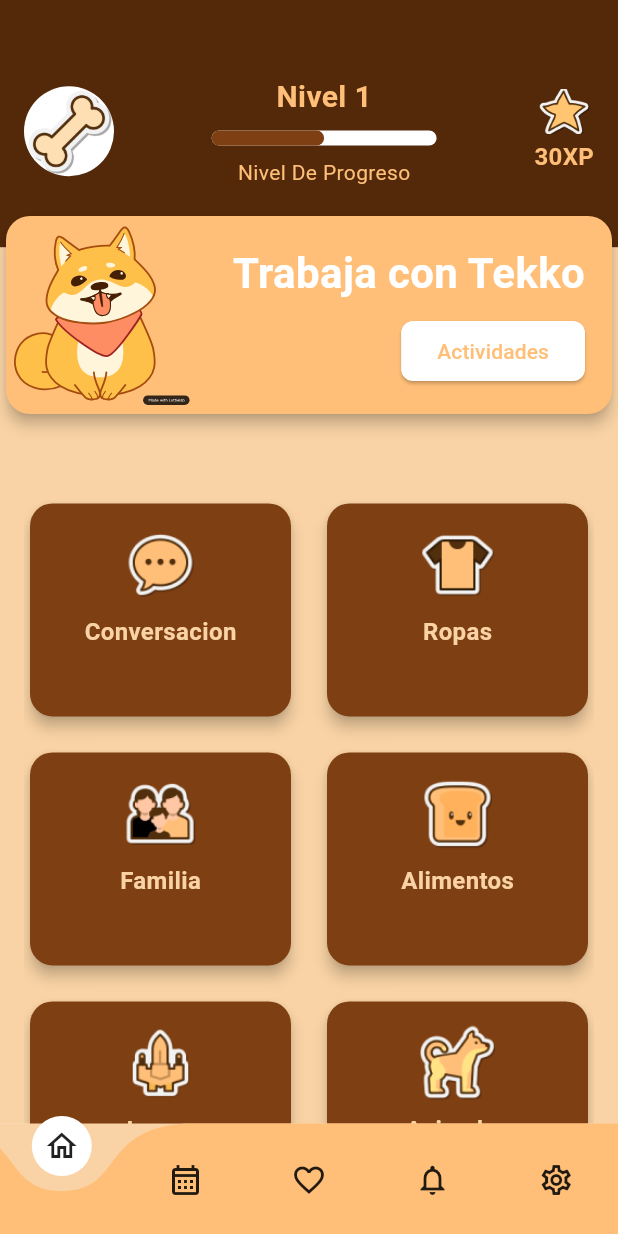
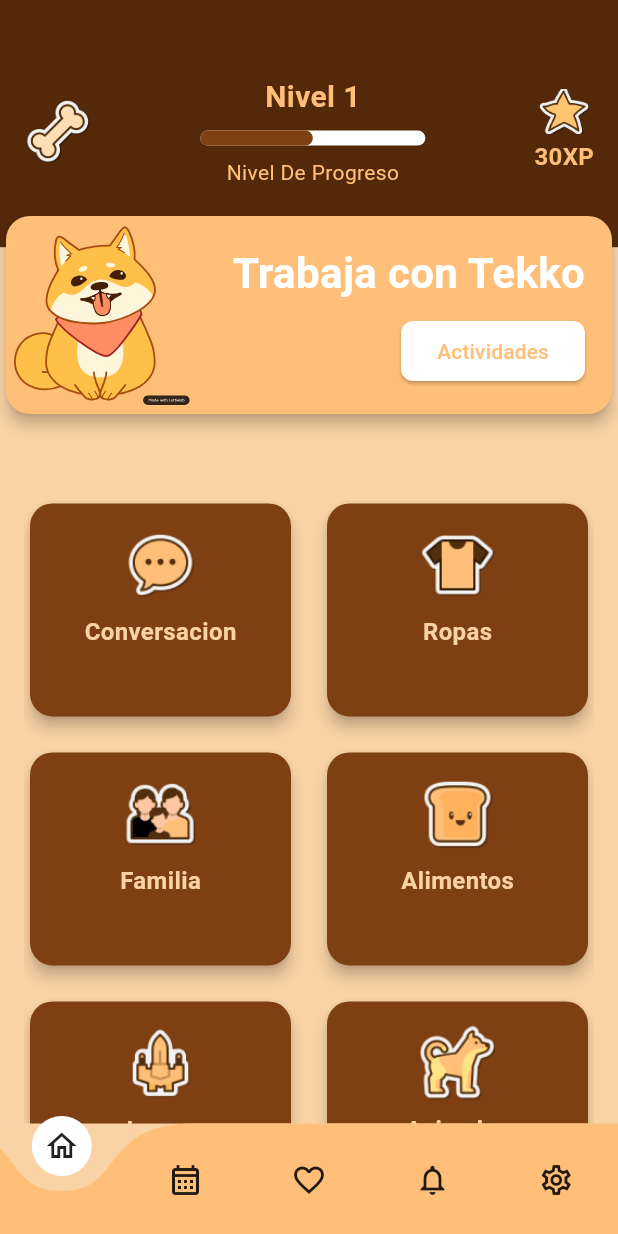
Before and after one commit to tobias-tj/TekkoApp, a Flutter app: the HomePage screen opened by its route, on a phone screen of 412 x 824 dp. Run offline on Flutter 3.47's test engine with Material 3 defaults, Android fonts, the phone set to English and light mode, and no system bars; drawn by our look-alikes of curved_navigation_bar; our stand-ins replace audioplayers, go_router, lottie, shared_preferences; missing offline and left inert: flame; accounts and stored records are empty.

Commit message:
Se completa primera version de Home

```diff
--- /dev/null
+++ b/lib/components/profile_icon_manager.dart
@@ -0,0 +1,15 @@
+import 'package:shared_preferences/shared_preferences.dart';
+
+class ProfileIconManager {
+  static const String _key = "selected_profile_icon";
+
+  static Future<void> saveSelectedIcon(String iconPath) async {
+    final prefs = await SharedPreferences.getInstance();
+    await prefs.setString(_key, iconPath);
+  }
+
+  static Future<String> getSelectedIcon() async {
+    final prefs = await SharedPreferences.getInstance();
+    return prefs.getString(_key) ?? 'assets/images/iconProfile.png';
+  }
+}
--- a/lib/components/top_custom_background.dart
+++ b/lib/components/top_custom_background.dart
@@ -1,9 +1,37 @@
 import 'package:flutter/material.dart';
 import 'package:tekko/components/dialog_home.dart';
+import 'package:tekko/components/profile_icon_manager.dart';
 import 'package:tekko/styles/app_colors.dart';
 
-class TopCustomBackground extends StatelessWidget {
+class TopCustomBackground extends StatefulWidget {
   const TopCustomBackground({super.key});
+
+  @override
+  State<TopCustomBackground> createState() => _TopCustomBackgroundState();
+}
+
+class _TopCustomBackgroundState extends State<TopCustomBackground> {
+  String _selectedIcon = 'assets/images/iconProfile.png';
+
+  @override
+  void initState() {
+    super.initState();
+    _loadProfileIcon();
+  }
+
+  Future<void> _loadProfileIcon() async {
+    final icon = await ProfileIconManager.getSelectedIcon();
+    setState(() {
+      _selectedIcon = icon;
+    });
+  }
+
+  void _changeProfileIcon(String newIcon) async {
+    await ProfileIconManager.saveSelectedIcon(newIcon);
+    setState(() {
+      _selectedIcon = newIcon;
+    });
+  }
 
   @override
   Widget build(BuildContext context) {
@@ -37,17 +65,29 @@ class TopCustomBackground extends StatelessWidget {
                 // Izquierda: Fondo circular con un icono
                 Padding(
                   padding: const EdgeInsets.only(left: 16.0),
-                  child: Container(
-                      width: 60,
-                      height: 60,
-                      decoration: BoxDecoration(
-                        color: Colors.white, // Color del fondo circular
-                        shape: BoxShape.circle,
-                      ),
-                      child: Image.asset(
-                        'assets/images/iconProfile.png',
-                        fit: BoxFit.cover,
-                      )),
+                  child: PopupMenuButton<String>(
+                    onSelected: _changeProfileIcon,
+                    itemBuilder: (context) => [
+                      'assets/images/iconProfile.png',
+                      'assets/images/animalsIcon.png',
+                      'assets/images/dogJake.png'
+                    ].map((iconPath) {
+                      return PopupMenuItem<String>(
+                        value: iconPath,
+                        child: Row(
+                          children: [
+                            Image.asset(iconPath, width: 40),
+                            const SizedBox(width: 8),
+                            Text(
+                              'Icono',
+                            ),
+                          ],
+                        ),
+                      );
+                    }).toList(),
+                    child: Image.asset(_selectedIcon,
+                        fit: BoxFit.fill, width: 45, height: 45),
+                  ),
                 ),
 
                 // Centro: "Nivel 1", barra de progreso y "Nivel De Progreso"
--- a/pubspec.yaml
+++ b/pubspec.yaml
@@ -15,6 +15,7 @@ dependencies:
     sdk: flutter
   go_router: ^14.6.3
   lottie: ^3.3.0
+  shared_preferences: ^2.5.2
 
 dev_dependencies:
   flutter_lints: ^5.0.0
```
Also changed, not shown: assets/images/dogJake.png (added), pubspec.lock, 2 other files.
